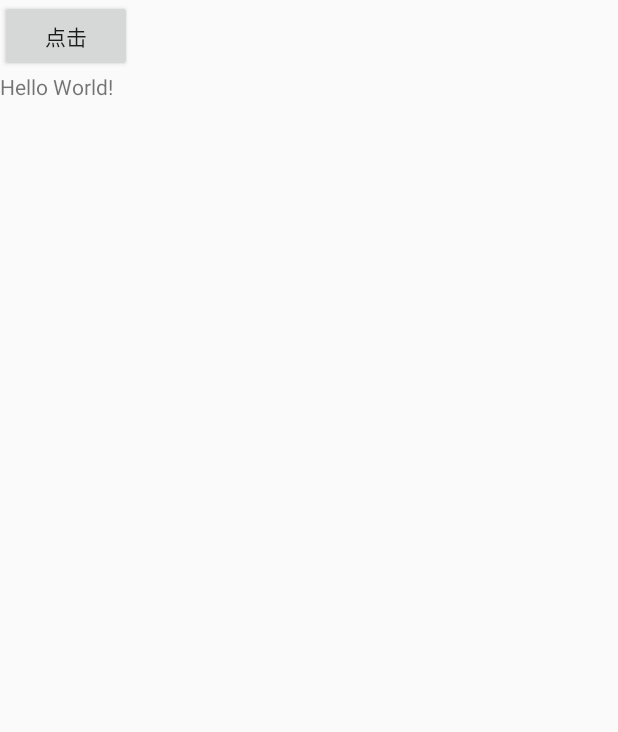
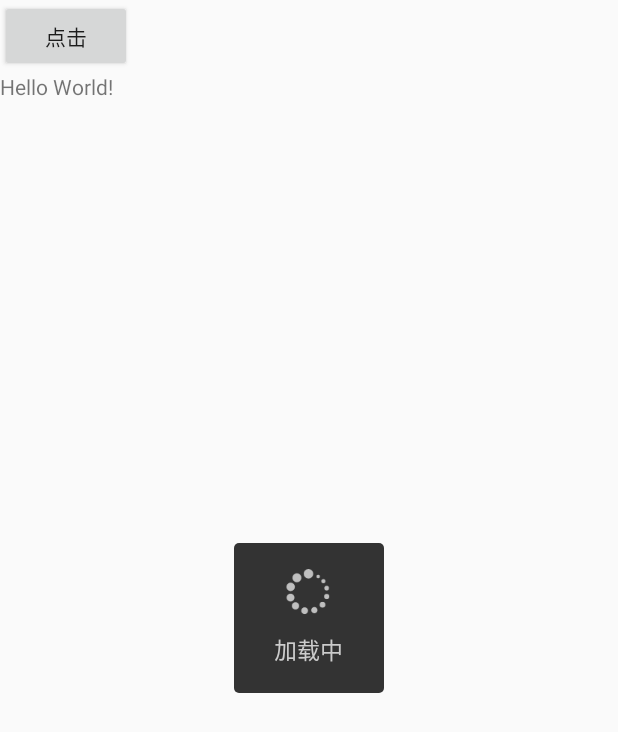
Before and after one commit to Fizzzzer/Fizzer_Android_BaseLib, an Android app: the screen it shows after launch (MainActivity), on a phone screen of 412 x 824 dp. Shown: the top 732 px of the screen. Run offline under Robolectric (Android 15) with nearby library versions, the phone set to English and light mode, and no system bars; our stand-ins replace ButterKnife, EventBus.

```diff
--- a/lib.app.base/src/main/java/com/fizzer/doraemon/base/UI/ColorDividerDecoration.java
+++ b/lib.app.base/src/main/java/com/fizzer/doraemon/base/UI/ColorDividerDecoration.java
@@ -9,8 +9,10 @@ import android.support.v7.widget.RecyclerView;
 import android.view.View;
 
 /**
- * Created by Lightwave on 2016/7/5.
- */
+ * Create by: Fizzer on 2019/6/12
+ * Email: Fizzer503@gmail.com
+ * Description:
+*/
 public class ColorDividerDecoration extends RecyclerView.ItemDecoration {
 
     public static final int HORIZONTAL = OrientationHelper.HORIZONTAL;
--- a/lib.app.base/src/main/java/com/fizzer/doraemon/base/UI/NoScrollViewPager.java
+++ b/lib.app.base/src/main/java/com/fizzer/doraemon/base/UI/NoScrollViewPager.java
@@ -6,8 +6,10 @@ import android.util.AttributeSet;
 import android.view.MotionEvent;
 
 /**
- * Created by MirkoWu on 2017/4/17 0017.
- */
+ * Create by: Fizzer on 2019/6/12
+ * Email: doraemonmqq@sina.com
+ * Function:
+*/
 
 public class NoScrollViewPager extends ViewPager {
     private boolean noScroll = true; //true 代表不能滑动 //false 代表能滑动
--- a/lib.app.base/src/main/java/com/fizzer/doraemon/base/View/BaseActivity.java
+++ b/lib.app.base/src/main/java/com/fizzer/doraemon/base/View/BaseActivity.java
@@ -8,10 +8,15 @@ import android.widget.RelativeLayout;
 
 import com.fizzer.doraemon.base.Event.EventProvider;
 import com.fizzer.doraemon.base.R;
+import com.fizzer.doraemon.base.R2;
+import com.fizzer.doraemon.base.Utils.UiUtils;
 import com.fizzer.doraemon.base.View.I.IViewEvent;
 import com.fizzer.doraemon.base.View.I.IView;
+import com.fizzer.doraemon.base.View.I.IViewType;
+import com.fizzer.doraemon.base.Widget.LoadingView.LoadingView;
 import com.fizzer.doraemon.base.Widget.TitleBarView.TitleBarView;
 
+import butterknife.BindView;
 import butterknife.ButterKnife;
 
 /**
@@ -20,11 +25,17 @@ import butterknife.ButterKnife;
  * Function:
  */
 
-public abstract class BaseActivity extends Activity implements IView,IViewEvent {
+public abstract class BaseActivity extends Activity implements IView, IViewEvent {
 
-    private RelativeLayout mContentView;
-    public TitleBarView mTitleBarView;
 
+    @BindView(R2.id.titleBar)
+    TitleBarView mTitleBarView;
+
+    @BindView(R2.id.contentView)
+    RelativeLayout mContentView;
+
+    @BindView(R2.id.LoadingView)
+    LoadingView mLoadingView;
 
     @Override
     protected void onCreate(@Nullable Bundle savedInstanceState) {
@@ -57,6 +68,11 @@ public abstract class BaseActivity extends Activity implements IView,IViewEvent
     }
 
     @Override
+    public void showError() {
+        setViewType(IViewType.ERROR);
+    }
+
+    @Override
     public boolean useEvent() {
         return false;
     }
@@ -65,4 +81,17 @@ public abstract class BaseActivity extends Activity implements IView,IViewEvent
     public void BindUI(View rootView) {
         ButterKnife.bind(this);
     }
+
+    public void showLoading() {
+        setViewType(IViewType.LOADING);
+    }
+
+    public View getLoadView() {
+        return mLoadingView;
+    }
+
+    private void setViewType(int type) {
+        UiUtils.setViewVisible(mContentView, IViewType.NORMAL == type ? View.VISIBLE : View.GONE);
+        UiUtils.setViewVisible(mLoadingView, IViewType.LOADING == type ? View.VISIBLE : View.GONE);
+    }
 }
--- a/lib.app.base/src/main/java/com/fizzer/doraemon/base/View/BaseView.java
+++ b/lib.app.base/src/main/java/com/fizzer/doraemon/base/View/BaseView.java
@@ -64,6 +64,11 @@ public abstract class BaseView extends LinearLayout implements IView {
     }
 
     @Override
+    public void showError() {
+
+    }
+
+    @Override
     public void BindUI(View rootView) {
         ButterKnife.bind(this,this);
     }
--- a/lib.app.base/src/main/java/com/fizzer/doraemon/base/View/I/IView.java
+++ b/lib.app.base/src/main/java/com/fizzer/doraemon/base/View/I/IView.java
@@ -12,4 +12,6 @@ public interface IView {
     void BindUI(View rootView);
 
     int getLayoutResId();
+
+    void showError();
 }
--- /dev/null
+++ b/lib.app.base/src/main/java/com/fizzer/doraemon/base/View/I/IViewType.java
@@ -0,0 +1,22 @@
+package com.fizzer.doraemon.base.View.I;
+
+/**
+ * Created by Fizzer on 2019/6/12.
+ * Email: fizzer503@gmail.com
+ * Function: 页面类型
+ */
+
+public interface IViewType {
+    /**
+     * 正常布局
+     */
+    int NORMAL = 0x0000;
+    /**
+     * 显示加载布局
+     */
+    int LOADING = 0x0002;
+    /**
+     * 显示错误布局
+     */
+    int ERROR = 0x0004;
+}
--- /dev/null
+++ b/lib.app.base/src/main/java/com/fizzer/doraemon/base/Widget/LoadingView/LoadingView.java
@@ -0,0 +1,73 @@
+package com.fizzer.doraemon.base.Widget.LoadingView;
+
+import android.content.Context;
+import android.support.annotation.Nullable;
+import android.util.AttributeSet;
+import android.view.animation.Animation;
+import android.view.animation.LinearInterpolator;
+import android.view.animation.RotateAnimation;
+import android.widget.ImageView;
+
+import com.fizzer.doraemon.base.R;
+import com.fizzer.doraemon.base.R2;
+import com.fizzer.doraemon.base.View.BaseView;
+
+import butterknife.BindView;
+
+/**
+ * Created by Fizzer on 2019/6/12.
+ * Email: fizzer503@gmail.com
+ * Function:
+ */
+
+public class LoadingView extends BaseView {
+
+    @BindView(R2.id.ivLoading)
+    ImageView ivLoading;
+
+    public LoadingView(Context context) {
+        super(context);
+        setLoadingAnimation();
+    }
+
+    public LoadingView(Context context, @Nullable AttributeSet attrs) {
+        super(context, attrs);
+        setLoadingAnimation();
+    }
+
+    public LoadingView(Context context, @Nullable AttributeSet attrs, int defStyleAttr) {
+        super(context, attrs, defStyleAttr);
+        setLoadingAnimation();
+    }
+
+    @Override
+    public int getLayoutResId() {
+        return R.layout.view_loading_layout;
+    }
+
+    private void setLoadingAnimation() {
+
+        final RotateAnimation AnimRotateLoading = new RotateAnimation(0, 359, Animation.RELATIVE_TO_SELF, 0.5f, Animation.RELATIVE_TO_SELF, 0.5f);
+        AnimRotateLoading.setInterpolator(new LinearInterpolator());
+        AnimRotateLoading.setRepeatCount(99);// 重复次数
+        AnimRotateLoading.setDuration(1000);
+        AnimRotateLoading.setAnimationListener(null);
+
+        AnimRotateLoading.setAnimationListener(new Animation.AnimationListener() {
+            @Override
+            public void onAnimationStart(Animation animation) {
+            }
+
+            @Override
+            public void onAnimationRepeat(Animation animation) {
+            }
+
+            @Override
+            public void onAnimationEnd(Animation animation) {
+                ivLoading.startAnimation(AnimRotateLoading);
+            }
+        });
+
+        ivLoading.startAnimation(AnimRotateLoading);
+    }
+}
--- /dev/null
+++ b/lib.app.base/src/main/res/drawable/xml_bg_loading.xml
@@ -0,0 +1,12 @@
+<?xml version="1.0" encoding="utf-8"?>
+<shape xmlns:android="http://schemas.android.com/apk/res/android"
+       android:shape="rectangle" >
+
+    <corners
+        android:bottomLeftRadius="3dp"
+        android:bottomRightRadius="3dp"
+        android:topLeftRadius="3dp"
+        android:topRightRadius="3dp" />
+
+    <solid android:color="#333333" />
+</shape>
--- /dev/null
+++ b/lib.app.base/src/main/res/layout/view_loading_layout.xml
@@ -0,0 +1,33 @@
+<?xml version="1.0" encoding="utf-8"?>
+<RelativeLayout
+    xmlns:android="http://schemas.android.com/apk/res/android"
+    android:layout_width="match_parent"
+    android:layout_height="match_parent"
+    android:background="@android:color/transparent">
+
+    <LinearLayout
+        android:id="@+id/llCenterArea"
+        android:layout_width="100dp"
+        android:layout_height="100dp"
+        android:layout_centerInParent="true"
+        android:background="@drawable/xml_bg_loading"
+        android:gravity="center"
+        android:orientation="vertical">
+
+        <ImageView
+            android:id="@+id/ivLoading"
+            android:layout_width="wrap_content"
+            android:layout_height="wrap_content"
+            android:background="@drawable/ic_loading"/>
+
+        <TextView
+            android:id="@+id/tvText"
+            android:layout_width="wrap_content"
+            android:layout_height="wrap_content"
+            android:layout_marginTop="10dp"
+            android:text="加载中"
+            android:textColor="#CCCCCC"
+            android:textSize="15sp"/>
+    </LinearLayout>
+
+</RelativeLayout>
--- a/lib.app.base/src/main/res/layout/view_page_layout.xml
+++ b/lib.app.base/src/main/res/layout/view_page_layout.xml
@@ -15,4 +15,10 @@
         android:layout_width="match_parent"
         android:layout_height="match_parent"
         android:layout_below="@id/titleBar"/>
+
+    <com.fizzer.doraemon.base.Widget.LoadingView.LoadingView
+        android:id="@+id/LoadingView"
+        android:layout_width="wrap_content"
+        android:layout_height="wrap_content"
+        android:layout_centerInParent="true"/>
 </RelativeLayout>
```
Also changed, not shown: lib.app.base/src/main/java/com/fizzer/doraemon/base/UI/AutoFitViewPager.java (+4 -4 lines), lib.app.base/src/main/java/com/fizzer/doraemon/base/UI/GridDividerDecoration.java (+4 -4 lines), lib.app.base/src/main/java/com/fizzer/doraemon/base/UI/SwipeItemLayout.java (+3 -4 lines), lib.app.base/src/main/java/com/fizzer/doraemon/base/Widget/ErrorView/ErrorView.java (added, +32 -0 lines), lib.app.base/src/main/res/layout/view_error_layout.xml (added, +8 -0 lines), lib.app.base/src/main/res/drawable-xhdpi/ic_loading.png, lib.app.base/src/main/res/drawable-xxhdpi/ic_loading.png, 1 other file.
